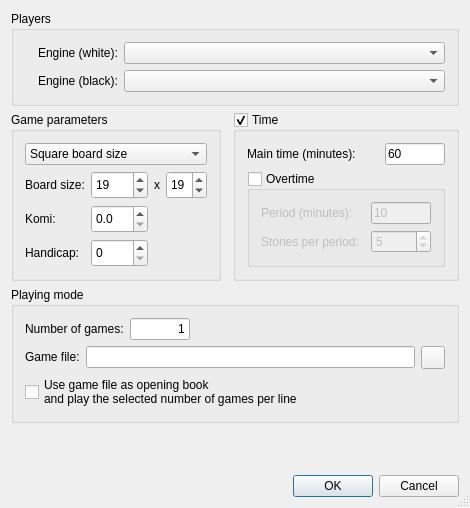
First picture: the form in src/twoaigamedlg_gui.ui, repository bernds/q5Go, before the edit.
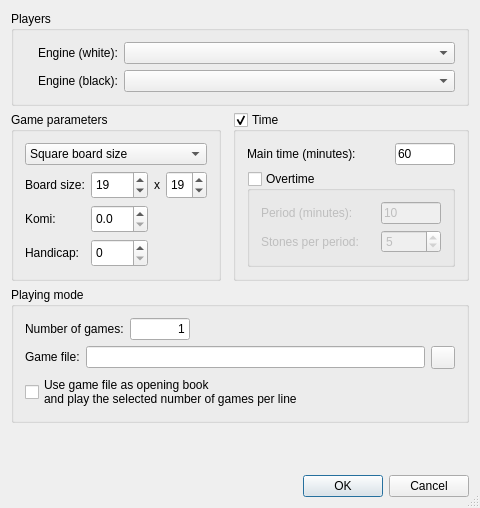
Second picture: the form after the edit. Icons and pictures are not drawn. Custom widgets are drawn as their Qt base class.

Commit message: Also increase maximum boardsize in twoaigamedlg

```diff
--- a/src/twoaigamedlg_gui.ui
+++ b/src/twoaigamedlg_gui.ui
@@ -9,7 +9,7 @@
    <rect>
     <x>0</x>
     <y>0</y>
-    <width>470</width>
+    <width>480</width>
     <height>508</height>
    </rect>
   </property>
```
Left out of the diff: 2 changed lines with no effect on the pictures.
